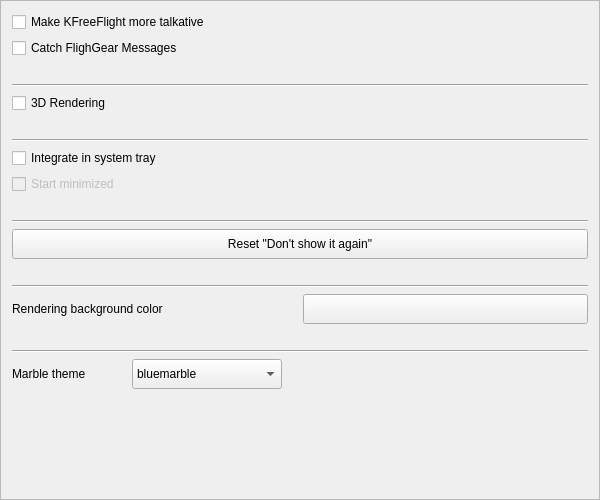
This is prefs_page1_base.ui in ac001/ffs-central as Qt 5 draws it before an edit. The edited form follows.
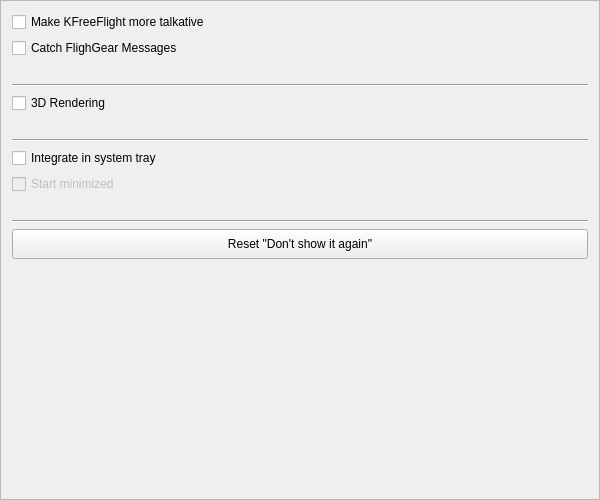
This is the edited form. Custom widgets are drawn as their Qt base class.

The edit to the form file:
```diff
--- a/prefs_page1_base.ui
+++ b/prefs_page1_base.ui
@@ -141,164 +141,6 @@
     </widget>
    </item>
    <item row="12" column="0">
-    <spacer name="verticalSpacer_3">
-     <property name="orientation">
-      <enum>Qt::Vertical</enum>
-     </property>
-     <property name="sizeType">
-      <enum>QSizePolicy::Fixed</enum>
-     </property>
-     <property name="sizeHint" stdset="0">
-      <size>
-       <width>20</width>
-       <height>20</height>
-      </size>
-     </property>
-    </spacer>
-   </item>
-   <item row="13" column="0">
-    <widget class="Line" name="line_4">
-     <property name="orientation">
-      <enum>Qt::Horizontal</enum>
-     </property>
-    </widget>
-   </item>
-   <item row="14" column="0">
-    <layout class="QHBoxLayout" name="horizontalLayout_4">
-     <item>
-      <widget class="QLabel" name="label">
-       <property name="minimumSize">
-        <size>
-         <width>0</width>
-         <height>30</height>
-        </size>
-       </property>
-       <property name="text">
-        <string>Rendering background color</string>
-       </property>
-      </widget>
-     </item>
-     <item>
-      <widget class="KColorButton" name="kcfg_render_color">
-       <property name="minimumSize">
-        <size>
-         <width>0</width>
-         <height>30</height>
-        </size>
-       </property>
-       <property name="color">
-        <color>
-         <red>11</red>
-         <green>9</green>
-         <blue>96</blue>
-        </color>
-       </property>
-       <property name="defaultColor">
-        <color>
-         <red>2</red>
-         <green>31</green>
-         <blue>93</blue>
-        </color>
-       </property>
-      </widget>
-     </item>
-    </layout>
-   </item>
-   <item row="15" column="0">
-    <spacer name="verticalSpacer_5">
-     <property name="orientation">
-      <enum>Qt::Vertical</enum>
-     </property>
-     <property name="sizeType">
-      <enum>QSizePolicy::Fixed</enum>
-     </property>
-     <property name="sizeHint" stdset="0">
-      <size>
-       <width>20</width>
-       <height>20</height>
-      </size>
-     </property>
-    </spacer>
-   </item>
-   <item row="16" column="0">
-    <widget class="Line" name="line_5">
-     <property name="orientation">
-      <enum>Qt::Horizontal</enum>
-     </property>
-    </widget>
-   </item>
-   <item row="17" column="0">
-    <layout class="QHBoxLayout" name="horizontalLayout">
-     <item>
-      <widget class="QLabel" name="label_2">
-       <property name="minimumSize">
-        <size>
-         <width>0</width>
-         <height>30</height>
-        </size>
-       </property>
-       <property name="text">
-        <string>Marble theme</string>
-       </property>
-      </widget>
-     </item>
-     <item>
-      <spacer name="horizontalSpacer">
-       <property name="orientation">
-        <enum>Qt::Horizontal</enum>
-       </property>
-       <property name="sizeType">
-        <enum>QSizePolicy::Fixed</enum>
-       </property>
-       <property name="sizeHint" stdset="0">
-        <size>
-         <width>40</width>
-         <height>20</height>
-        </size>
-       </property>
-      </spacer>
-     </item>
-     <item>
-      <widget class="QComboBox" name="kcfg_marble_theme">
-       <property name="minimumSize">
-        <size>
-         <width>150</width>
-         <height>30</height>
-        </size>
-       </property>
-       <item>
-        <property name="text">
-         <string>bluemarble</string>
-        </property>
-       </item>
-       <item>
-        <property name="text">
-         <string>citylights</string>
-        </property>
-       </item>
-       <item>
-        <property name="text">
-         <string>srtm</string>
-        </property>
-       </item>
-      </widget>
-     </item>
-     <item>
-      <spacer name="horizontalSpacer_2">
-       <property name="orientation">
-        <enum>Qt::Horizontal</enum>
-       </property>
-       <property name="sizeHint" stdset="0">
-        <size>
-         <width>40</width>
-         <height>20</height>
-        </size>
-       </property>
-      </spacer>
-     </item>
-    </layout>
-   </item>
-   <item row="18" column="0">
     <spacer name="verticalSpacer">
      <property name="orientation">
       <enum>Qt::Vertical</enum>
@@ -313,13 +155,6 @@
    </item>
   </layout>
  </widget>
- <customwidgets>
-  <customwidget>
-   <class>KColorButton</class>
-   <extends>QPushButton</extends>
-   <header>kcolorbutton.h</header>
-  </customwidget>
- </customwidgets>
  <resources/>
  <connections/>
 </ui>
```
